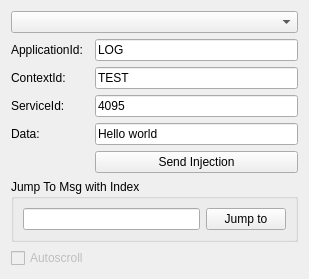
This is plugin/dummycontrolplugin/form.ui in COVESA/dlt-viewer as Qt 5 draws it before an edit. The edited form follows.
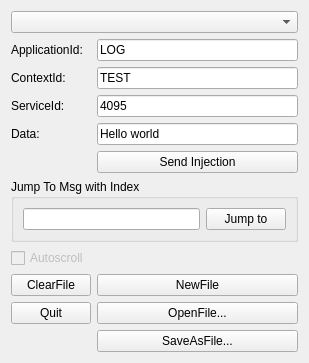
This is the edited form.

Commit message: New Plugin Interfaces in QDltControl: New, Open, SaveAs, Clear and Quit

The edit to the form file:
```diff
--- a/plugin/dummycontrolplugin/form.ui
+++ b/plugin/dummycontrolplugin/form.ui
@@ -7,7 +7,7 @@
     <x>0</x>
     <y>0</y>
     <width>309</width>
-    <height>256</height>
+    <height>343</height>
    </rect>
   </property>
   <property name="windowTitle">
@@ -80,6 +80,30 @@
      </property>
     </widget>
    </item>
+   <item row="7" column="0">
+    <widget class="QCheckBox" name="checkBoxAutoscroll">
+     <property name="enabled">
+      <bool>false</bool>
+     </property>
+     <property name="text">
+      <string>Autoscroll</string>
+     </property>
+    </widget>
+   </item>
+   <item row="10" column="1">
+    <widget class="QPushButton" name="pushButtonSaveAsFile">
+     <property name="text">
+      <string>SaveAsFile...</string>
+     </property>
+    </widget>
+   </item>
+   <item row="9" column="1">
+    <widget class="QPushButton" name="pushButtonOpenFile">
+     <property name="text">
+      <string>OpenFile...</string>
+     </property>
+    </widget>
+   </item>
    <item row="6" column="0" colspan="2">
     <widget class="QGroupBox" name="groupBox">
      <property name="title">
@@ -99,13 +123,24 @@
      </layout>
     </widget>
    </item>
-   <item row="7" column="0">
-    <widget class="QCheckBox" name="checkBoxAutoscroll">
-     <property name="enabled">
-      <bool>false</bool>
+   <item row="8" column="1">
+    <widget class="QPushButton" name="pushButtonNewFile">
+     <property name="text">
+      <string>NewFile</string>
      </property>
+    </widget>
+   </item>
+   <item row="8" column="0">
+    <widget class="QPushButton" name="pushButtonClearFile">
      <property name="text">
-      <string>Autoscroll</string>
+      <string>ClearFile</string>
+     </property>
+    </widget>
+   </item>
+   <item row="9" column="0">
+    <widget class="QPushButton" name="pushButtonQuit">
+     <property name="text">
+      <string>Quit</string>
      </property>
     </widget>
    </item>
```
The commit also changes 6 other files.
